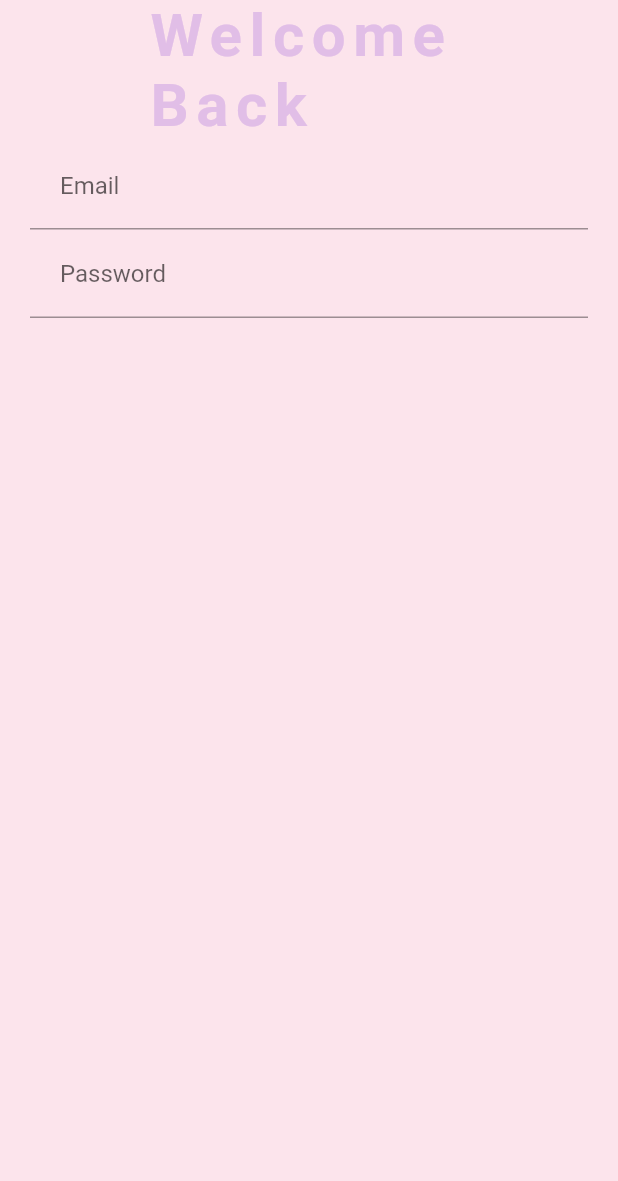
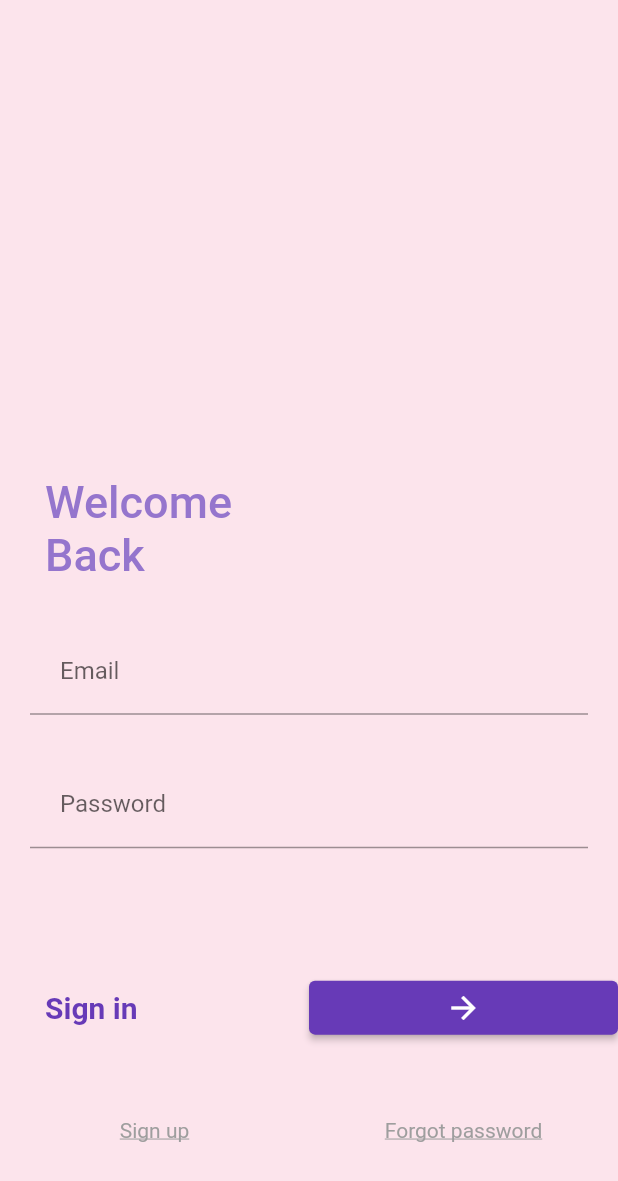
Before and after one commit to axeleatorss3/cake-sheduler-app, a Flutter app: the screen it shows after launch, on a phone screen of 412 x 824 dp. Shown: the top 1181 px of the screen. Run offline on Flutter 3.47's test engine with Material 2 defaults, Android fonts, the phone set to English and light mode, and no system bars; our stand-ins replace bloc, dio, equatable, flutter_bloc, pretty_dio_logger, retrofit; generated files the repository leaves out were written again.

Commit message:
new login screen

```diff
--- a/lib/components/card_form.dart
+++ b/lib/components/card_form.dart
@@ -26,6 +26,9 @@ class _CardFormLoginState extends State<CardFormLogin> {
                 filled: false,
                 contentPadding: EdgeInsets.all(20)),
           ),
+          SizedBox(
+            height: 30,
+          ),
           TextField(
             decoration: InputDecoration(
                 hintText: 'Password',
--- a/lib/views/Login/login.dart
+++ b/lib/views/Login/login.dart
@@ -17,25 +17,88 @@ class _LoginState extends State<Login> {
         return Scaffold(
             backgroundColor: Colors.pink[50],
             extendBody: true,
-          body: Stack(
+            body: Column(
               children: [
-              Center(
-                  child: Column(children: [
-                Text(
+                Expanded(
+                    flex: 5,
+                    child: Stack(children: [
+                      Positioned(
+                          bottom: 10,
+                          left: 30,
+                          child: Text(
                             'Welcome \nBack',
                             style: TextStyle(
-                      color: Colors.purple[100],
-                      fontSize: 40,
-                      letterSpacing: 5,
-                      fontWeight: FontWeight.w600),
+                                color: Colors.deepPurple.shade300,
+                                fontSize: 30,
+                                fontWeight: FontWeight.w500),
+                          ))
+                    ])),
+                Expanded(
+                    flex: 0,
+                    child: Padding(
+                        padding: EdgeInsets.all(20), child: CardFormLogin())),
+                Expanded(
+                    flex: 3,
+                    child: Column(
+                      mainAxisAlignment: MainAxisAlignment.center,
+                      children: [
+                        Row(
+                          children: [
+                            Expanded(
+                                child: Container(
+                                    alignment: Alignment.centerLeft,
+                                    margin: EdgeInsets.only(left: 30),
+                                    child: Text(
+                                      'Sign in',
+                                      style: TextStyle(
+                                        color: Colors.deepPurple,
+                                        fontWeight: FontWeight.bold,
+                                        fontSize: 20,
                                       ),
-                Padding(
-                    padding: EdgeInsets.only(right: 20, left: 20),
-                    child: const CardFormLogin())
-              ])),
+                                    ))),
+                            Expanded(
+                                child: ElevatedButton(
+                                    style: ElevatedButton.styleFrom(
+                                        primary: Colors.deepPurple),
+                                    onPressed: () => null,
+                                    child: Icon(Icons.arrow_forward)))
                           ],
                         ),
-        );
+                        SizedBox(
+                          height: 50,
+                        ),
+                        Row(
+                          children: [
+                            Expanded(
+                              child: GestureDetector(
+                                child: Center(
+                                  child: Text(
+                                    'Sign up',
+                                    style: TextStyle(
+                                        color: Colors.grey,
+                                        decoration: TextDecoration.underline),
+                                  ),
+                                ),
+                              ),
+                            ),
+                            Expanded(
+                              child: GestureDetector(
+                                child: Center(
+                                  child: Text(
+                                    'Forgot password',
+                                    style: TextStyle(
+                                        color: Colors.grey,
+                                        decoration: TextDecoration.underline),
+                                  ),
+                                ),
+                              ),
+                            ),
+                          ],
+                        )
+                      ],
+                    ))
+              ],
+            ));
       },
     );
   }
```
Lines whose indentation alone changed are shown as unchanged.
